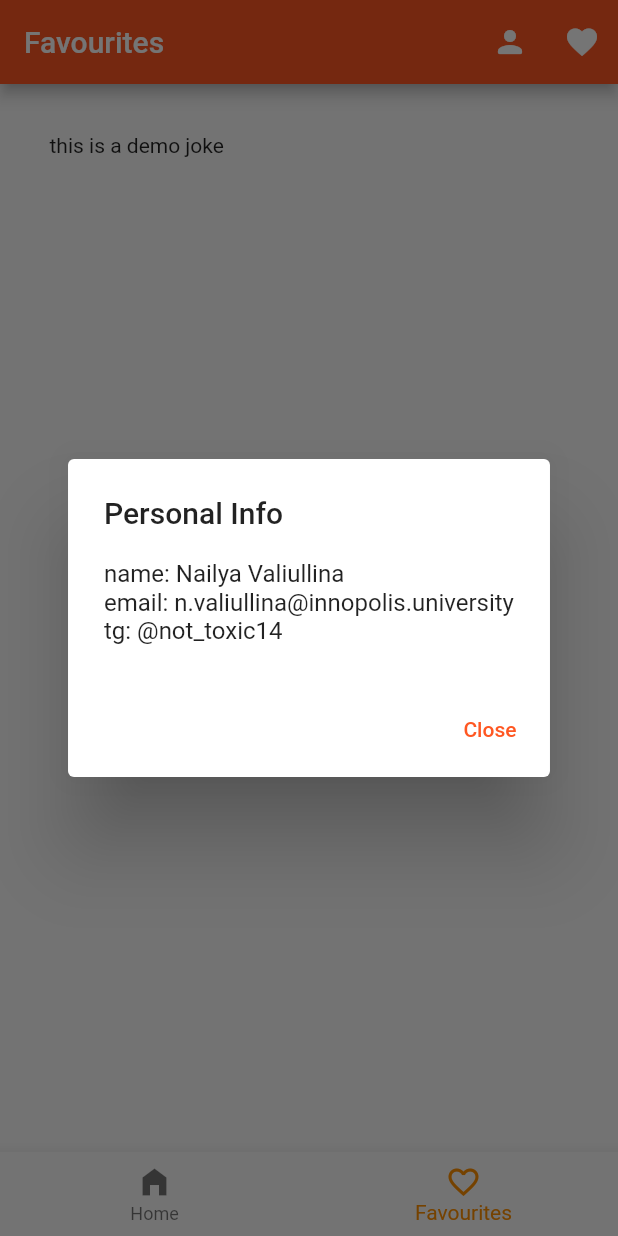
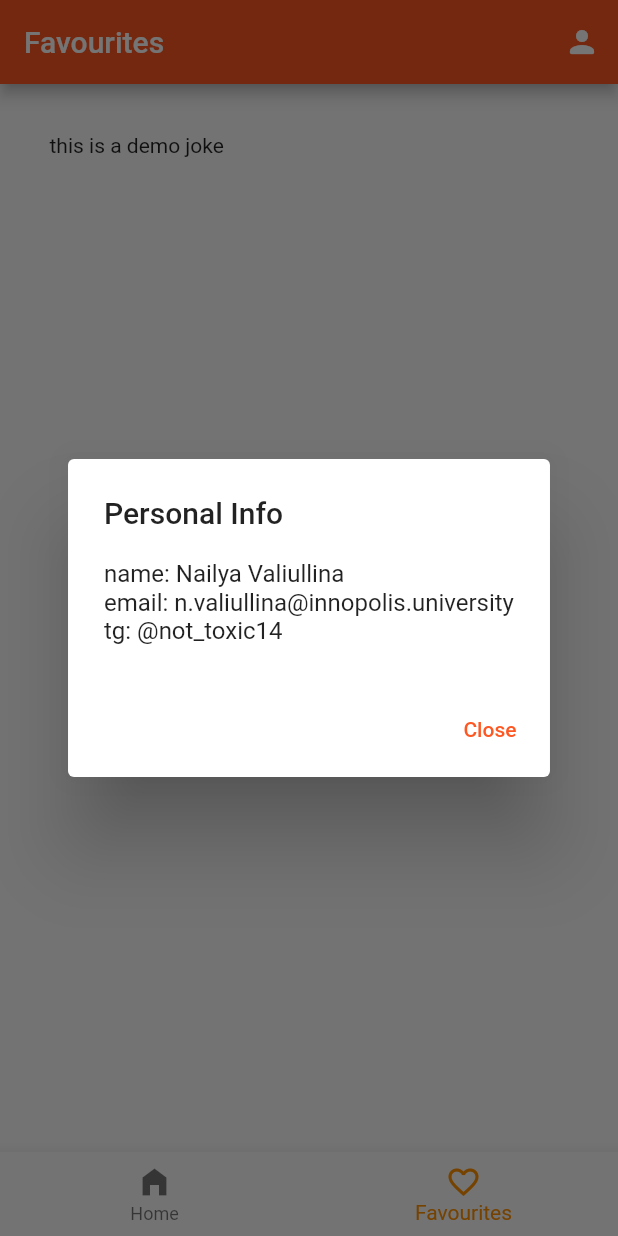
Before and after one commit to nailyav/cpmdf, a Flutter app: the screen it shows after launch, item 2 of the bottom bar chosen, after a tap on the "person" icon, on a phone screen of 412 x 824 dp. Run offline on Flutter 3.47's test engine with Material 2 defaults, Android fonts, the phone set to English and light mode, and no system bars; our stand-ins replace flutter_riverpod; network calls fail.

Commit message:
adding/removing and displaying favourite jokes

```diff
--- a/lib/src/domain/joke_model.dart
+++ b/lib/src/domain/joke_model.dart
@@ -7,6 +7,7 @@ class Joke {
   final String id;
   final String url;
   final String value;
+  bool isFavourite = false;
 
   Joke(this.iconUrl, this.id, this.url, this.value);
 
--- /dev/null
+++ b/lib/src/ui/favourites_app_bar.dart
@@ -0,0 +1,60 @@
+import 'package:flutter/material.dart';
+import 'package:flutter_riverpod/flutter_riverpod.dart';
+
+
+class FavouritesAppBar extends ConsumerWidget implements PreferredSizeWidget {
+  const FavouritesAppBar(this.title, {super.key});
+  final String title;
+
+  @override
+  Widget build(BuildContext context, WidgetRef ref) {
+
+    return Scaffold(
+      appBar: AppBar(
+        title: Text(title),
+        actions: <Widget>[
+          IconButton(
+            icon: const Icon(
+              Icons.person_rounded,
+              color: Colors.white,
+            ),
+            onPressed: () => showDialog<String>(
+              context: context,
+              builder: (BuildContext context) => AlertDialog(
+                title: const Text('Personal Info'),
+                content: const Text(
+                    'name: Nailya Valiullina\nemail: n.valiullina@innopolis.university\ntg: @not_toxic14'),
+                actions: <Widget>[
+                  TextButton(
+                    onPressed: () => Navigator.pop(context, 'OK'),
+                    child: const Text('Close'),
+                  ),
+                ],
+              ),
+            ),
+          ),
+          // IconButton(
+          //   icon: const Icon(
+          //     Icons.favorite_outline,
+          //     color: Colors.white,
+          //   ),
+          //   onPressed: () {
+          //     icon: const Icon(
+          //       Icons.favorite,
+          //       color: Colors.white,
+          //     );
+          //     Navigator.of(context).push(
+          //       MaterialPageRoute(
+          //         builder: ((context) => const FavouritesPage()),
+          //       ),
+          //     );
+          //   }
+          // ),
+        ],
+      ),
+    );
+  }
+
+  @override
+  Size get preferredSize => const Size.fromHeight(kToolbarHeight);
+}
--- a/lib/src/ui/favourites_page.dart
+++ b/lib/src/ui/favourites_page.dart
@@ -1,7 +1,8 @@
 import 'package:cpmdf/src/application/fetch_favourites.dart';
 import 'package:flutter/material.dart';
 import 'package:flutter_riverpod/flutter_riverpod.dart';
-import 'package:cpmdf/src/ui/app_bar.dart';
+
+import 'package:cpmdf/src/ui/favourites_app_bar.dart';
 
 
 class FavouritesPage extends ConsumerWidget {
@@ -12,7 +13,7 @@ class FavouritesPage extends ConsumerWidget {
     final Future<List> favourites = ref.watch(fetchFavouritesProvider);
 
     return Scaffold(
-      appBar: const MyAppBar('Favourites'),
+      appBar: const FavouritesAppBar('Favourites'),
       body: Padding(
         padding: const EdgeInsets.all(25),
         child: Column(
--- a/lib/src/ui/app_bar.dart
+++ b/lib/src/ui/home_app_bar.dart
@@ -1,14 +1,18 @@
 import 'package:flutter/material.dart';
 import 'package:flutter_riverpod/flutter_riverpod.dart';
-import 'package:cpmdf/src/ui/favourites_page.dart';
+
+import 'package:cpmdf/src/application/fetch_favourites.dart';
+import 'package:cpmdf/src/domain/joke_model.dart';
 
 
-class MyAppBar extends ConsumerWidget implements PreferredSizeWidget {
-  const MyAppBar(this.title, {super.key});
+class HomeAppBar extends ConsumerWidget implements PreferredSizeWidget {
+  const HomeAppBar(this.joke, this.title, {super.key});
+  final Future<Joke> joke;
   final String title;
 
   @override
   Widget build(BuildContext context, WidgetRef ref) {
+    // final favourites = ref.watch(fetchFavouritesProvider);
 
     return Scaffold(
       appBar: AppBar(
@@ -34,18 +38,25 @@ class MyAppBar extends ConsumerWidget implements PreferredSizeWidget {
               ),
             ),
           ),
-          IconButton(
-              icon: const Icon(
-                Icons.favorite,
-                color: Colors.white,
-              ),
-              onPressed: () {
-                Navigator.of(context).push(
-                  MaterialPageRoute(
-                    builder: ((context) => const FavouritesPage()),
-                  ),
+          FutureBuilder<Joke>(
+            future: joke,
+            builder: (context, snapshot) {
+              if (snapshot.hasData) {
+                return IconButton(
+                    icon: Icon(
+                      snapshot.data!.isFavourite ? Icons.favorite : Icons.favorite_border,
+                    ),
+                    onPressed: ()
+                    {
+                      snapshot.data!.isFavourite ? ref.read(fetchFavouritesProvider.notifier).removeFavourite(snapshot.data!.id)
+                          : ref.read(fetchFavouritesProvider.notifier).addFavourite(snapshot.data!);
+                    }
                 );
+              } else if (snapshot.hasError) {
+                return Text('${snapshot.error}');
               }
+              return const CircularProgressIndicator();
+            },
           ),
         ],
       ),
--- a/lib/src/ui/home_page.dart
+++ b/lib/src/ui/home_page.dart
@@ -2,7 +2,7 @@ import 'package:flutter/material.dart';
 import 'package:flutter_riverpod/flutter_riverpod.dart';
 import 'package:cpmdf/src/application/fetch_joke.dart';
 import 'package:cpmdf/src/domain/joke_model.dart';
-import 'package:cpmdf/src/ui/app_bar.dart';
+import 'package:cpmdf/src/ui/home_app_bar.dart';
 
 
 class HomePage extends ConsumerWidget {
@@ -13,7 +13,7 @@ class HomePage extends ConsumerWidget {
     final joke = ref.watch(callApiProvider);
 
     return Scaffold(
-      appBar: const MyAppBar('Tinder with Chuck Norris'),
+      appBar: HomeAppBar(joke, 'Tinder with Chuck Norris'),
       body: Center(
         child: SafeArea(
           bottom: false,
```
Also changed, not shown: lib/src/application/fetch_favourites.dart (+18 -4 lines), lib/src/ui/my_home_page.dart (+0 -34 lines).
